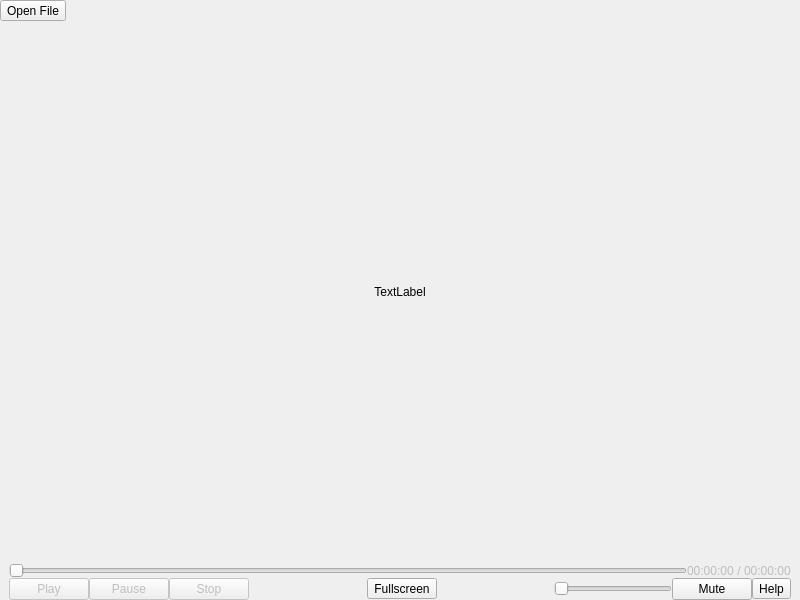
Old version of the form src/player/player.ui in the repository vkohaupt/vokoscreenNG.
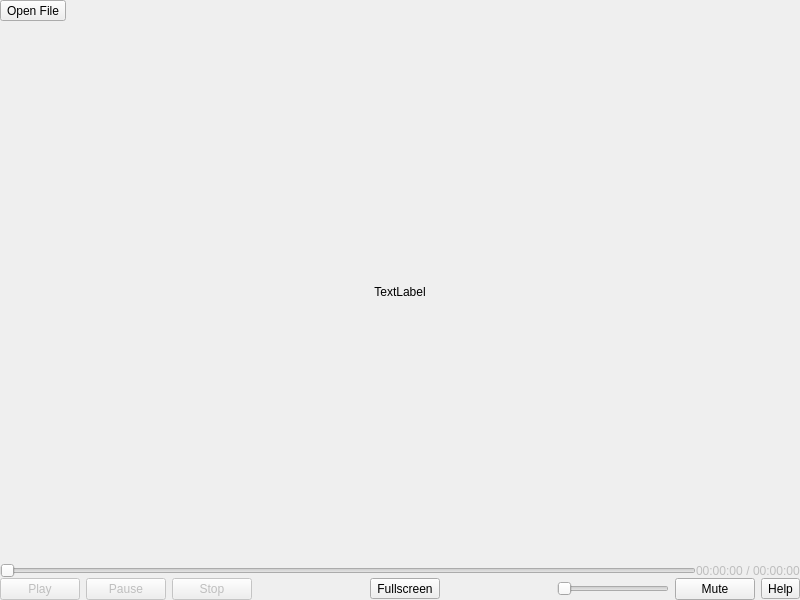
New version of the form.

```diff
--- a/src/player/player.ui
+++ b/src/player/player.ui
@@ -161,9 +161,15 @@
          <property name="spacing">
           <number>0</number>
          </property>
+         <property name="leftMargin">
+          <number>0</number>
+         </property>
          <property name="topMargin">
           <number>0</number>
          </property>
+         <property name="rightMargin">
+          <number>0</number>
+         </property>
          <property name="bottomMargin">
           <number>0</number>
          </property>
@@ -212,7 +218,20 @@
           </layout>
          </item>
          <item>
-          <layout class="QHBoxLayout" name="horizontalLayout">
+          <widget class="QWidget" name="widget" native="true">
+           <layout class="QHBoxLayout" name="horizontalLayout_3">
+            <property name="leftMargin">
+             <number>0</number>
+            </property>
+            <property name="topMargin">
+             <number>0</number>
+            </property>
+            <property name="rightMargin">
+             <number>0</number>
+            </property>
+            <property name="bottomMargin">
+             <number>0</number>
+            </property>
            <item>
             <widget class="QPushButton" name="pushButtonPlay">
              <property name="enabled">
@@ -298,6 +317,7 @@
             </widget>
            </item>
           </layout>
+          </widget>
          </item>
         </layout>
        </widget>
```
Lines whose indentation alone changed are shown as unchanged.
